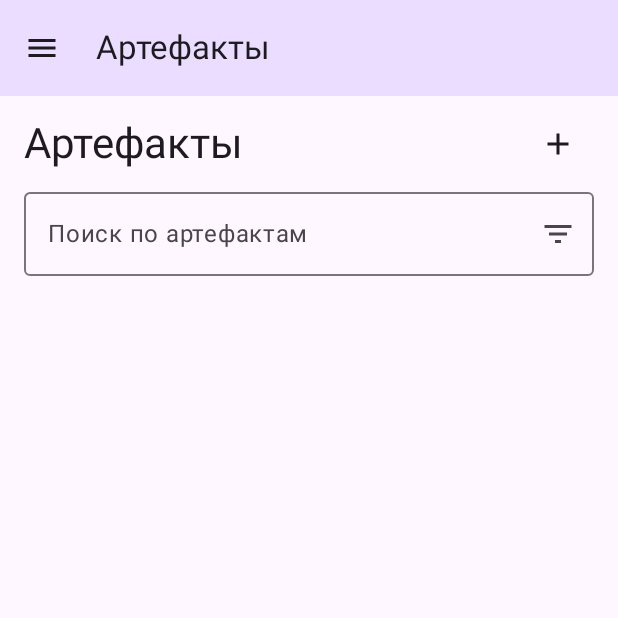
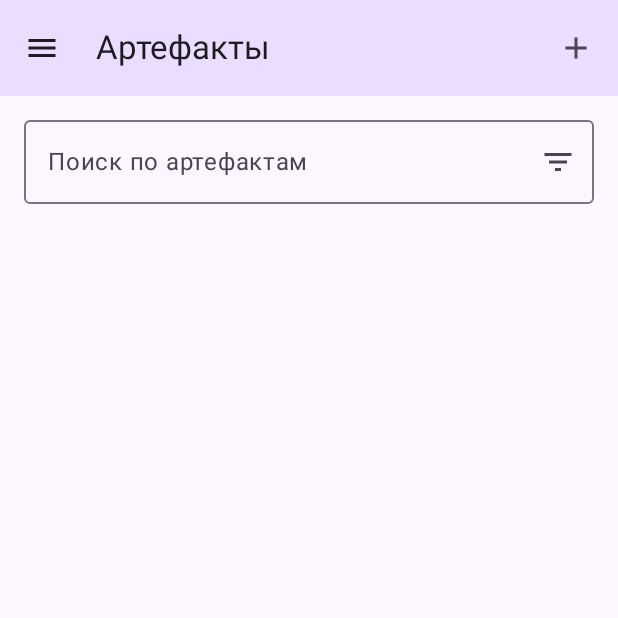
Before and after one commit to ledetav/artifacts_calculator_project, an Android app built with Jetpack Compose: the screen it shows after launch (MainActivity), on a phone screen of 412 x 824 dp, the top half of it. Run offline under Robolectric (Android 15) with nearby library versions, the phone set to English and light mode, and no system bars.

Commit message:
refactor: Hoist screen actions to TopAppBar

```diff
--- a/app/src/main/java/com/nokaori/genshinaibuilder/ui/MainActivity.kt
+++ b/app/src/main/java/com/nokaori/genshinaibuilder/ui/MainActivity.kt
@@ -6,8 +6,12 @@ import androidx.activity.compose.setContent
 import androidx.activity.enableEdgeToEdge
 import androidx.compose.foundation.layout.fillMaxSize
 import androidx.compose.foundation.layout.padding
+import androidx.compose.material.icons.Icons
+import androidx.compose.material.icons.filled.Add
 import androidx.compose.material3.DrawerValue
 import androidx.compose.material3.HorizontalDivider
+import androidx.compose.material3.Icon
+import androidx.compose.material3.IconButton
 import androidx.compose.material3.MaterialTheme
 import androidx.compose.material3.ModalDrawerSheet
 import androidx.compose.material3.ModalNavigationDrawer
@@ -20,6 +24,7 @@ import androidx.compose.runtime.Composable
 import androidx.compose.runtime.getValue
 import androidx.compose.runtime.rememberCoroutineScope
 import androidx.compose.ui.unit.dp
+import androidx.lifecycle.viewmodel.compose.viewModel
 import androidx.navigation.compose.NavHost
 import androidx.navigation.compose.composable
 import androidx.navigation.compose.currentBackStackEntryAsState
@@ -29,6 +34,7 @@ import com.nokaori.genshinaibuilder.ui.common.components.AppDrawer
 import com.nokaori.genshinaibuilder.ui.common.components.MainToAppBar
 import com.nokaori.genshinaibuilder.ui.navigation.NavigationItem
 import com.nokaori.genshinaibuilder.ui.theme.GenshinAIBuilderTheme
+import com.nokaori.genshinaibuilder.viewmodel.ArtifactViewModel
 import kotlinx.coroutines.launch
 
 class MainActivity : ComponentActivity() {
@@ -97,6 +103,18 @@ fun AppContent() {
                         title = currentNavItem?.title ?: "Genshin AI Builder",
                         onNavigationIconClick = {
                             scope.launch { drawerState.open() }
+                        },
+                        actions = {
+                            if(currentRoute == NavigationItem.Artifacts.route) {
+                                val artifactViewModel: ArtifactViewModel = viewModel()
+
+                                IconButton(onClick = { artifactViewModel.addDefaultArtifact() }) {
+                                    Icon(
+                                        imageVector = Icons.Default.Add,
+                                        contentDescription = "Add artifact"
+                                    )
+                                }
+                            }
                         }
                     )
                 }
--- a/app/src/main/java/com/nokaori/genshinaibuilder/ui/artifacts/ArtifactScreen.kt
+++ b/app/src/main/java/com/nokaori/genshinaibuilder/ui/artifacts/ArtifactScreen.kt
@@ -54,30 +54,13 @@ fun ArtifactScreen(
         )
     }
 
-    Column(modifier = modifier.padding(horizontal = 16.dp, vertical = 8.dp)) {
-        Row(
-            modifier = Modifier.fillMaxWidth(),
-            horizontalArrangement = Arrangement.SpaceBetween,
-            verticalAlignment = Alignment.CenterVertically
-        ) {
-            Text(
-                text = "Артефакты",
-                style = MaterialTheme.typography.headlineMedium
-            )
-
-            IconButton(onClick = { artifactViewModel.addDefaultArtifact() }) {
-                Icon(
-                    imageVector = Icons.Default.Add,
-                    contentDescription = "Добавить артефакт"
-                )
-            }
-        }
+    Column(modifier = modifier.padding(horizontal = 8.dp, vertical = 8.dp)) {
         OutlinedTextField(
             value = searchQuery,
             onValueChange = { newText ->
                 artifactViewModel.onSearchQueryChange(newText)
             },
-            modifier = Modifier.fillMaxWidth(),
+            modifier = Modifier.fillMaxWidth().padding(horizontal = 8.dp),
             label = { Text("Поиск по артефактам") },
             singleLine = true,
             trailingIcon = {
@@ -94,7 +77,9 @@ fun ArtifactScreen(
 
         Spacer(modifier = Modifier.height(16.dp))
 
-        LazyColumn {
+        LazyColumn(
+            contentPadding = PaddingValues(horizontal = 16.dp)
+        ) {
             items(searchedArtifacts) {
                 artifact -> ArtifactItem(artifact = artifact)
             }
--- a/app/src/main/java/com/nokaori/genshinaibuilder/ui/common/components/AppBars.kt
+++ b/app/src/main/java/com/nokaori/genshinaibuilder/ui/common/components/AppBars.kt
@@ -1,5 +1,6 @@
 package com.nokaori.genshinaibuilder.ui.common.components
 
+import androidx.compose.foundation.layout.RowScope
 import androidx.compose.foundation.layout.padding
 import androidx.compose.material.icons.Icons
 import androidx.compose.material.icons.filled.Menu
@@ -18,7 +19,8 @@ import androidx.compose.ui.unit.dp
 @Composable
 fun MainToAppBar(
     title: String,
-    onNavigationIconClick: () -> Unit
+    onNavigationIconClick: () -> Unit,
+    actions: @Composable RowScope.() -> Unit = {}
 ) {
     TopAppBar(
         title = {
@@ -35,6 +37,7 @@ fun MainToAppBar(
                 )
             }
         },
+        actions = actions,
         colors = TopAppBarDefaults.topAppBarColors(
             containerColor = MaterialTheme.colorScheme.primaryContainer
         )
```
